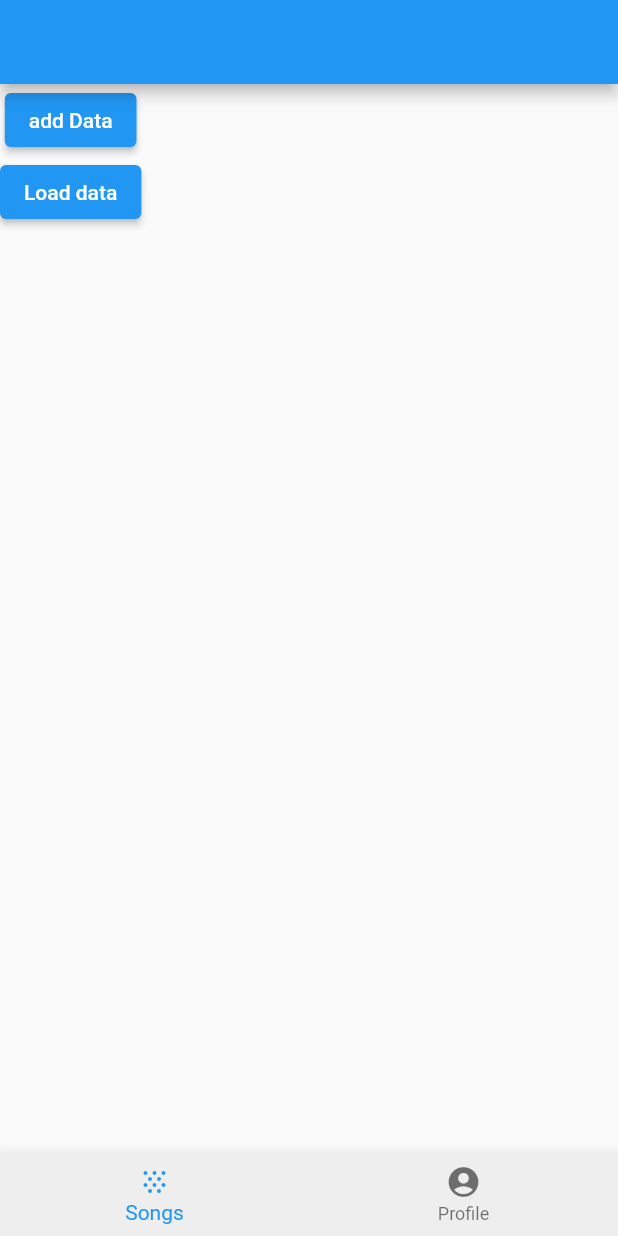
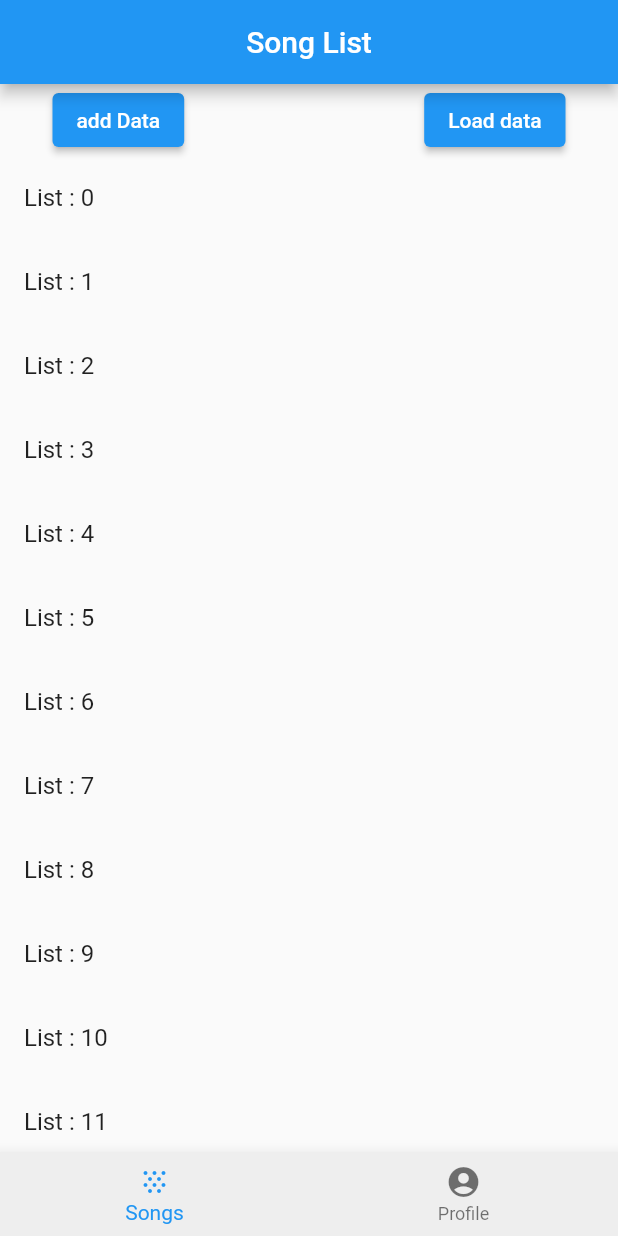
Before and after one commit to poseidonKey/my-karaoke-fb-2022-07-12, a Flutter app: the screen it shows after launch, after a tap on "Load data", on a phone screen of 412 x 824 dp. Run offline on Flutter 3.47's test engine with Material 2 defaults, Android fonts, the phone set to English and light mode, and no system bars; our stand-ins replace cloud_firestore, equatable, firebase_auth, firebase_core, get; accounts and stored records are empty; network calls fail.

Commit message:
바꾸기 전 마지막

```diff
--- /dev/null
+++ b/lib/controller/song_controller.dart
@@ -0,0 +1,59 @@
+import 'package:cloud_firestore/cloud_firestore.dart';
+import 'package:get/get.dart';
+import '../models/song_model.dart';
+
+class SongController extends GetxController {
+  var allSongs = <Song>[].obs;
+  @override
+  void onInit() {
+    super.onInit();
+    getAllSongs("ALXyp4TcnKeefbKcgq9emzH43z12");
+  }
+
+  Future<void> getAllSongs(String userId) async {
+    try {
+      QuerySnapshot userSongsSnapshot = await FirebaseFirestore.instance
+          .collection('songs')
+          .doc(userId)
+          .collection("userSongs")
+          .orderBy("timestamp", descending: true)
+          .get();
+      List<Song> songs = userSongsSnapshot.docs.map(
+        (songDoc) {
+          // Map<String, dynamic> song = songDoc.data() as Map<String, dynamic>;
+          // return fromMap(song);
+          // return song;
+          return Song.fromDoc(songDoc);
+        },
+      ).toList();
+      // Song.fromDoc(songs[0].toString());
+      // print("songs 0 : ${songs[0].toString()}");
+      print(">>>>길이 : ${songs.length}");
+      // for (var i = 0; i < songs.length; i++) {
+      //   Map<String, dynamic> t = songs[i] as Map<String, dynamic>;
+      //   Song song = fromMap(t);
+      //   allSongs.add(song);
+      // }
+      allSongs = RxList(songs);
+    } catch (e) {
+      print(e);
+    }
+    // print(">>>>>>>> first : ${allSongs[0]}");
+    // print(">>>>>>>> first : ${allSongs[1]}");
+  }
+
+  Song fromMap(Map<String, dynamic> songDoc) {
+    return Song(
+      id: songDoc["id"],
+      songID: songDoc["songID"],
+      songOwnerId: songDoc["songOwnerId"],
+      songName: songDoc["songName"],
+      songGYNumber: songDoc["songGYNumber"],
+      songTJNumber: songDoc["songTJNumber"],
+      songJanre: songDoc["songJanre"],
+      songUtubeAddress: songDoc["songUtubeAddress"],
+      songETC: songDoc["songETC"],
+      timestamp: songDoc["timestamp"],
+    );
+  }
+}
--- a/lib/models/song_model.dart
+++ b/lib/models/song_model.dart
@@ -25,10 +25,11 @@ class Song extends Equatable {
       required this.songETC,
       required this.timestamp});
 
-  factory Song.fromDoc(DocumentSnapshot<Song> songDoc) {
-    final Song songData = songDoc.data()!;
+  factory Song.fromDoc(DocumentSnapshot<Object?> songDoc) {
+    final Song songData = songDoc.data()! as Song;
     return Song(
-      id: songDoc.data()!.id,
+      // id: songDoc.data()?.id,
+      id: "id",
       songID: songData.songID,
       songOwnerId: songData.songOwnerId,
       songName: songData.songName,
--- a/lib/screens/home_page.dart
+++ b/lib/screens/home_page.dart
@@ -2,6 +2,8 @@ import 'dart:math';
 import 'package:cloud_firestore/cloud_firestore.dart';
 import 'package:firebase_auth/firebase_auth.dart';
 import 'package:flutter/material.dart';
+import 'package:get/get.dart';
+import 'package:my_karaoke_firebase/controller/song_controller.dart';
 
 import '../models/song_model.dart';
 
@@ -39,11 +41,18 @@ class HomePage extends StatefulWidget {
 }
 
 class _HomePageState extends State<HomePage> {
+  final songController = Get.put(SongController());
+  int _selectedIndex = 0;
   final List<Widget> _pages = [
     Center(
       child: Scaffold(
-        appBar: AppBar(),
+        appBar: AppBar(
+          title: Text("Song List"),centerTitle: true,
+        ),
         body: Column(
+          children: [
+            Row(
+              mainAxisAlignment: MainAxisAlignment.spaceAround,
               children: [
                 ElevatedButton(
                   onPressed: () async {
@@ -56,6 +65,9 @@ class _HomePageState extends State<HomePage> {
                   },
                   child: Text("add Data"),
                 ),
+                SizedBox(
+                  width: 20,
+                ),
                 ElevatedButton(
                   onPressed: () async {
                     UserCredential userCredential =
@@ -63,17 +75,30 @@ class _HomePageState extends State<HomePage> {
                         await FirebaseAuth.instance.signInWithEmailAndPassword(
                             email: "b@b.com", password: "123456");
                     String? userId = userCredential.user?.uid;
-                await getAllSongs(userId!).then((value) => print("load song"));
+
+                    // await getAllSongs(userId!).then((value) => print("load song"));
                   },
                   child: Text("Load data"),
                 ),
+              ],
+            ),
+            Expanded(
+              child: ListView.builder(
+                itemCount: 20,
+                itemBuilder: (BuildContext context, int index) {
+                  return ListTile(
+                    title: Text("List : $index"),
+                  );
+                },
+              ),
+            )
           ],
         ),
       ),
     ),
     Container(),
   ];
-  int _selectedIndex = 0;
+
 
   @override
   Widget build(BuildContext context) {
@@ -105,56 +130,3 @@ class _HomePageState extends State<HomePage> {
     );
   }
 }
-
-Future<void> getAllSongs(String userId) async {
-  List<Song> allSongs = [];
-  try {
-    QuerySnapshot userSongsSnapshot = await FirebaseFirestore.instance
-        .collection('songs')
-        .doc(userId)
-        .collection("userSongs")
-        .orderBy("timestamp", descending: true)
-        .get();
-    List<Object> songs = userSongsSnapshot.docs.map(
-      (songDoc) {
-        Map<String, dynamic> t = songDoc.data() as Map<String, dynamic>;
-        // print('=======> ${t["id"]}');
-        // print('=======>>>>>> ${t["songName"]}');
-        // return Song.fromDoc(songDoc.data() );
-        // print(songDoc.data());
-        // Map<String, dynamic> m = {};
-        // m.addAll(songDoc.data());
-
-        // print(m[0]);
-        // return songDoc.data()!;
-        return t;
-      },
-    ).toList();
-    // Song.fromDoc(songs[0].toString());
-    // print("songs 0 : ${songs[0].toString()}");
-    print(">>>>길이 : ${songs.length}");
-    for (var i = 0; i < songs.length; i++) {
-      Map<String, dynamic> t = songs[i] as Map<String, dynamic>;
-      Song song = fromMap(t);
-      allSongs.add(song);
-    }
-  } catch (e) {
-    print(e);
-  }
-  print(">>>>>>>> first : ${allSongs[0]}");
-  print(">>>>>>>> first : ${allSongs[1]}");
-}
-Song fromMap(Map<String, dynamic> songDoc) {
-    return Song(
-      id: songDoc["id"],
-      songID: songDoc["songID"],
-      songOwnerId: songDoc["songOwnerId"],
-      songName: songDoc["songName"],
-      songGYNumber: songDoc["songGYNumber"],
-      songTJNumber: songDoc["songTJNumber"],
-      songJanre: songDoc["songJanre"],
-      songUtubeAddress: songDoc["songUtubeAddress"],
-      songETC: songDoc["songETC"],
-      timestamp: songDoc["timestamp"],
-    );
-  }
```
Lines whose indentation alone changed are shown as unchanged.
